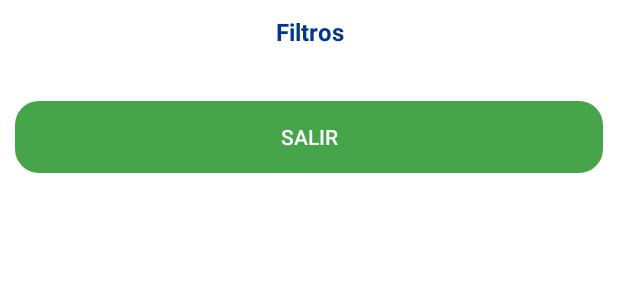
After one commit to n1m0d0/apkpanama2, an Android app: the layout filtros.xml on its own in the app's theme, with its tools: preview values and no code run, on a phone screen of 412 x 824 dp. The commit adds this screen. Shown: the top 300 px of the screen. Run offline under Robolectric (Android 15) with nearby library versions, the phone set to English and light mode, and no system bars; network calls fail.

Commit message:
dialog de filtros

```diff
--- /dev/null
+++ b/app/src/main/res/layout/filtros.xml
@@ -0,0 +1,37 @@
+<?xml version="1.0" encoding="utf-8"?>
+<LinearLayout xmlns:android="http://schemas.android.com/apk/res/android"
+    android:layout_width="match_parent"
+    android:layout_height="match_parent"
+    android:background="@color/colorBody"
+    android:padding="@dimen/separation"
+    android:orientation="vertical">
+
+    <TextView
+        android:id="@+id/tvFinger"
+        style="@style/colorTitle"
+        android:text="@string/filters"
+        android:gravity="center"
+        android:layout_width="match_parent"
+        android:layout_height="wrap_content" />
+
+    <LinearLayout
+        android:id="@+id/llFilters"
+        android:layout_width="match_parent"
+        android:layout_height="wrap_content"
+        android:layout_gravity="center"
+        android:orientation="vertical">
+
+
+
+    </LinearLayout>
+
+    <Button
+        android:id="@+id/btnExit"
+        android:layout_width="match_parent"
+        android:layout_height="wrap_content"
+        android:layout_marginTop="35dp"
+        android:background="@drawable/custonbutton"
+        android:text="@string/exit"
+        android:textColor="@color/colorWhite" />
+
+</LinearLayout>
--- a/app/src/main/res/menu/menusesion.xml
+++ b/app/src/main/res/menu/menusesion.xml
@@ -12,6 +12,10 @@
         android:icon="@drawable/user"
         android:title="Default"
         app:showAsAction="ifRoom" />
+
+    <item
+        android:id="@+id/search"
+        android:title="Filtros" />
 
     <item
         android:id="@+id/sincronizar"
--- a/app/src/main/res/values/strings.xml
+++ b/app/src/main/res/values/strings.xml
@@ -28,6 +28,7 @@
     <string name="newValue">Nuevo valor</string>
     <string name="accept">Aceptar</string>
     <string name="cancel">Cancelar</string>
+    <string name="filters">Filtros</string>
 
     <string name="servidor">https://testdg.xpertise-pa.com</string>
 </resources>
```
Also changed, not shown: app/src/main/java/diggate/xpertise/com/diggateapk/events.java (+117 -3 lines).
